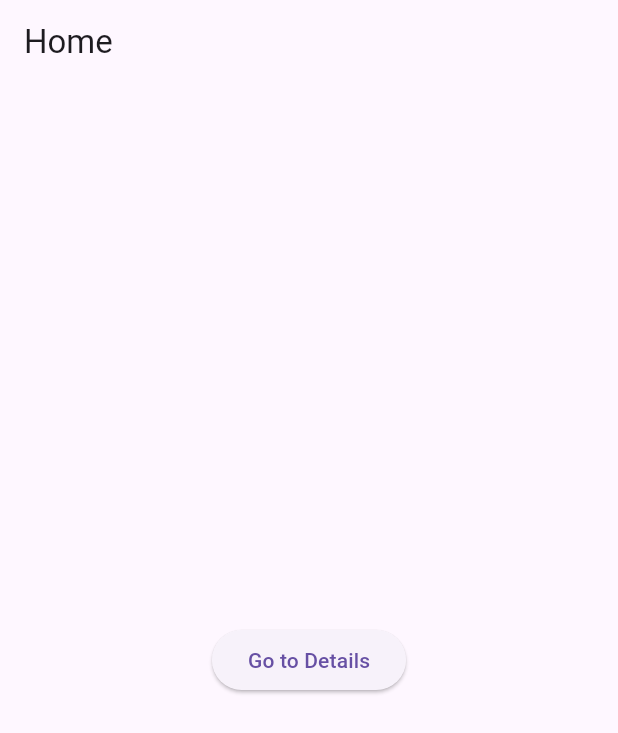
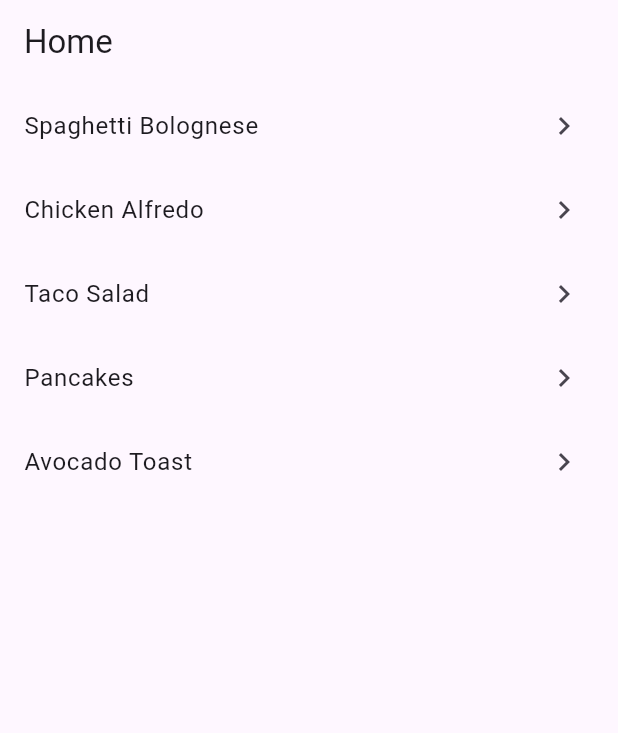
Before and after one commit to chrisnguyen18/recipe_book_app, a Flutter app: the screen it shows after launch, on a phone screen of 412 x 824 dp. Shown: the top 733 px of the screen. Run offline on Flutter 3.47's test engine with Material 3 defaults, Android fonts, the phone set to English and light mode, and no system bars.

Commit message:
Added 5 random recipes to the homescreen that can also be cllicked on and taken to its own detailscreen

```diff
--- a/lib/screens/HomeScreen.dart
+++ b/lib/screens/HomeScreen.dart
@@ -5,18 +5,31 @@ class HomeScreen extends StatelessWidget {
 
   @override
   Widget build(BuildContext context) {
+    final recipes = <String>[
+      'Spaghetti Bolognese',
+      'Chicken Alfredo',
+      'Taco Salad',
+      'Pancakes',
+      'Avocado Toast',
+    ];
     return Scaffold(
       appBar: AppBar(title: const Text('Home')),
-      body: Center(
-        child: ElevatedButton(
-          onPressed: () {
-            // Navigate to DetailsScreen
-            Navigator.pushNamed(context, '/details');
-            // or with data:
-            // Navigator.pushNamed(context, '/details', arguments: 'Hello from Home!');
-          },
-          child: const Text('Go to Details'),
-        ),
+      body: ListView.builder(
+        itemCount: recipes.length,
+        itemBuilder: (context, index) {
+          final recipe = recipes[index];
+          return ListTile(
+            title: Text(recipe),
+            trailing: const Icon(Icons.chevron_right),
+            onTap: () {
+              Navigator.pushNamed(
+                context,
+                '/details',
+                arguments: recipe,
+              );
+            },
+          );
+        },
       ),
     );
   }
```
Also changed, not shown: lib/screens/DetailScreen.dart (+7 -14 lines).
